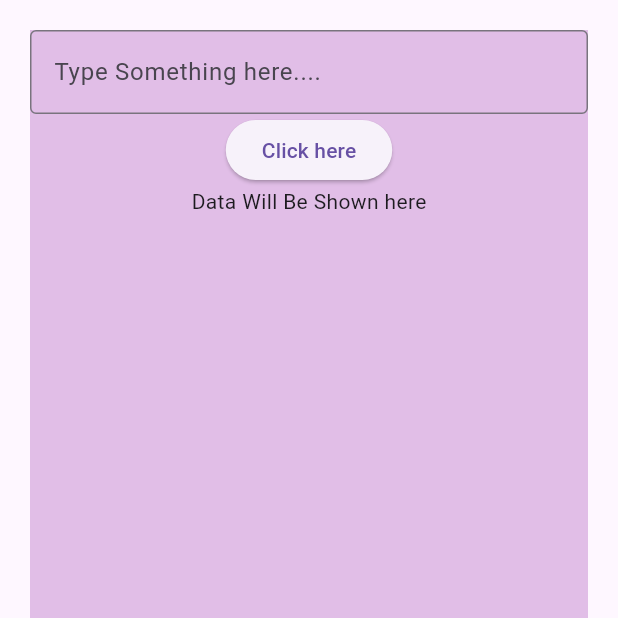
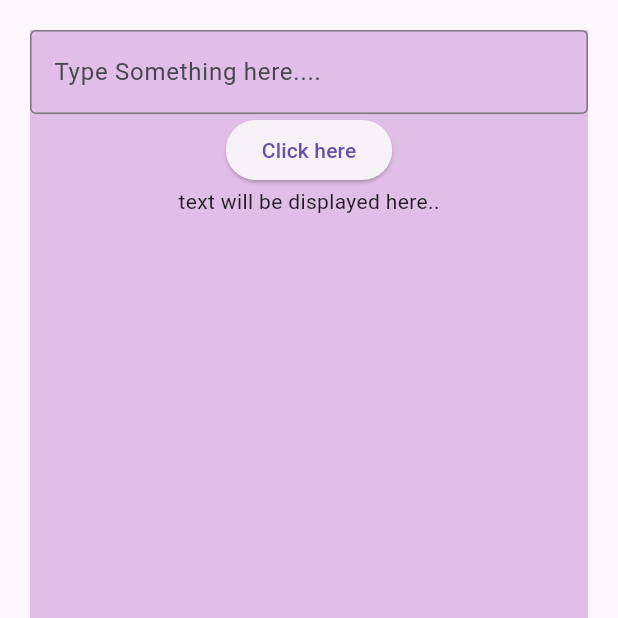
Before and after one commit to mrudulav1/flutter_sample_2, a Flutter app: the screen it shows after launch, on a phone screen of 412 x 824 dp, the top half of it. Run offline on Flutter 3.47's test engine with Material 3 defaults, Android fonts, the phone set to English and light mode, and no system bars.

Commit message:
statless stament add

```diff
--- a/lib/main.dart
+++ b/lib/main.dart
@@ -23,6 +23,8 @@ class ScreenHome extends StatelessWidget {
 
 
     final _textController= TextEditingController();
+
+    String _displayText='text will be displayed here..';
 
 
   @override
@@ -52,10 +54,11 @@ class ScreenHome extends StatelessWidget {
                     onPressed: () {
                       //get data
                       print(_textController.text);
+                      _displayText=_textController.text;
                     },
                     child: Text('Click here'),
                   ),
-                  Text('Data Will Be Shown here'),
+                  Text(_displayText),
                 ],
               ),
             ),
```
